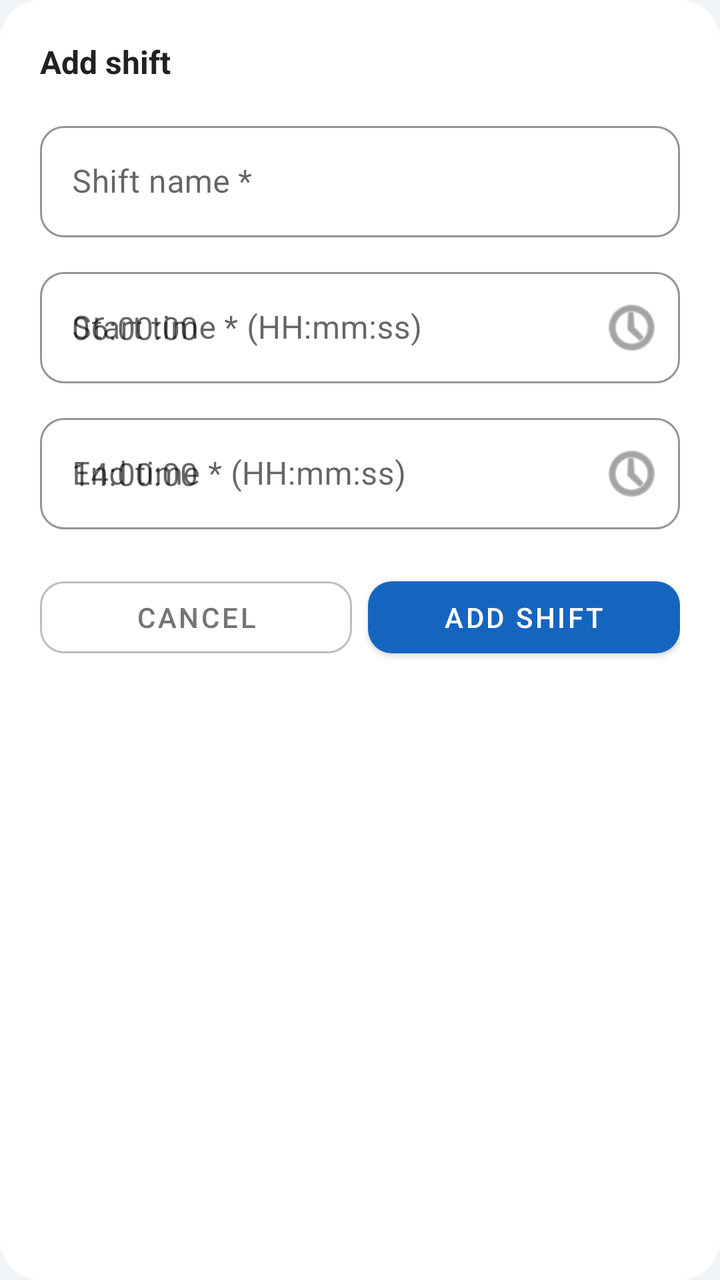
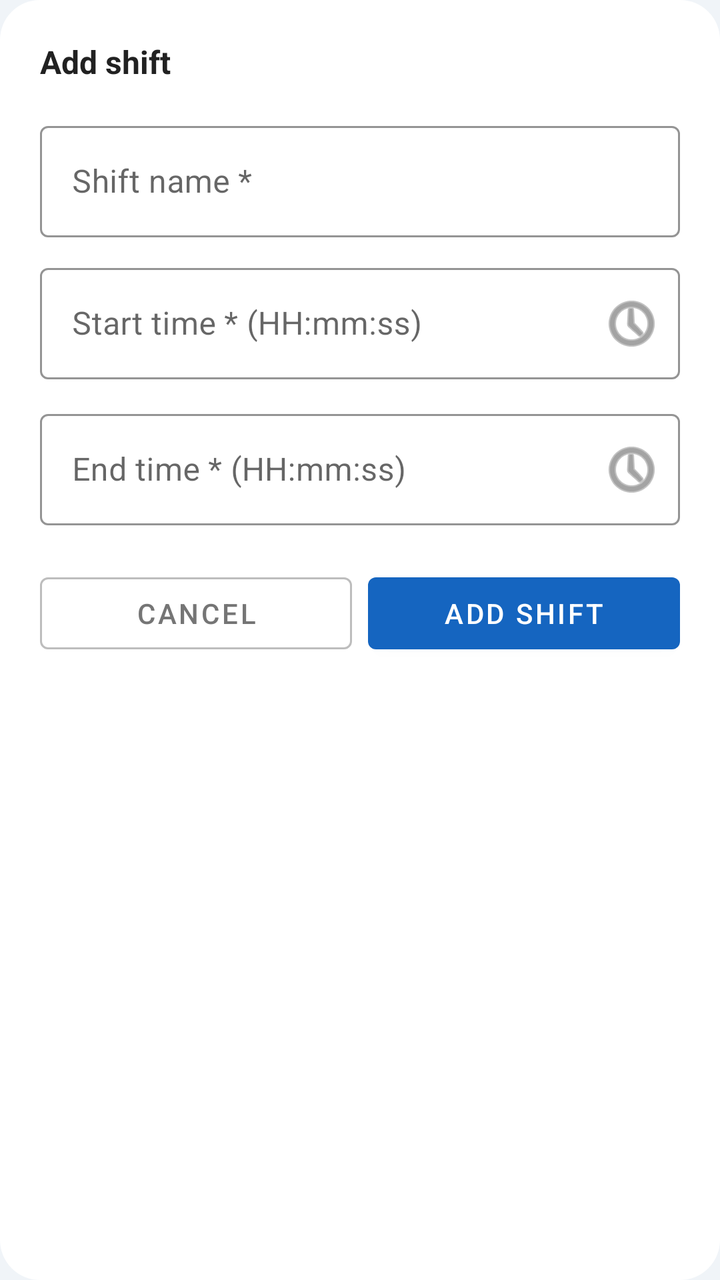

Two renders of the same Android screen: before a commit and after it. Below are the layout's source before the change and the commit's diff.
<!-- AndroidManifest.xml: application theme Theme.EmpManager -->
<!-- res/layout/dialog_add_shift.xml -->
<?xml version="1.0" encoding="utf-8"?>
<LinearLayout
    xmlns:android="http://schemas.android.com/apk/res/android"
    xmlns:app="http://schemas.android.com/apk/res-auto"
    android:layout_width="match_parent"
    android:layout_height="wrap_content"
    android:orientation="vertical"
    android:background="@drawable/bg_dialog"
    android:padding="20dp">

    <TextView
        android:layout_width="wrap_content"
        android:layout_height="wrap_content"
        android:text="Add shift"
        android:textSize="16sp"
        android:textStyle="bold"
        android:textColor="#212121"
        android:layout_marginBottom="16dp"/>

    
    <com.google.android.material.textfield.TextInputLayout
        android:id="@+id/tilShiftName"
        style="@style/Widget.MaterialComponents.TextInputLayout.OutlinedBox"
        android:layout_width="match_parent"
        android:layout_height="wrap_content"
        android:layout_marginBottom="12dp"
        android:hint="Shift name *"
        app:boxCornerRadiusTopStart="12dp"
        app:boxCornerRadiusTopEnd="12dp"
        app:boxCornerRadiusBottomStart="12dp"
        app:boxCornerRadiusBottomEnd="12dp"
        app:boxStrokeColor="#1565C0"
        app:hintTextColor="#1565C0">
        <com.google.android.material.textfield.TextInputEditText
            android:id="@+id/etShiftName"
            android:layout_width="match_parent"
            android:layout_height="wrap_content"
            android:inputType="textCapWords"/>
    </com.google.android.material.textfield.TextInputLayout>

    
    <com.google.android.material.textfield.TextInputLayout
        android:id="@+id/tilStartTime"
        style="@style/Widget.MaterialComponents.TextInputLayout.OutlinedBox"
        android:layout_width="match_parent"
        android:layout_height="wrap_content"
        android:layout_marginBottom="12dp"
        android:hint="Start time * (HH:mm:ss)"
        app:boxCornerRadiusTopStart="12dp"
        app:boxCornerRadiusTopEnd="12dp"
        app:boxCornerRadiusBottomStart="12dp"
        app:boxCornerRadiusBottomEnd="12dp"
        app:boxStrokeColor="#1565C0"
        app:hintTextColor="#1565C0"
        app:endIconMode="custom"
        app:endIconDrawable="@android:drawable/ic_menu_recent_history">
        <com.google.android.material.textfield.TextInputEditText
            android:id="@+id/etStartTime"
            android:layout_width="match_parent"
            android:layout_height="wrap_content"
            android:focusable="false"
            android:hint="06:00:00"/>
    </com.google.android.material.textfield.TextInputLayout>

    
    <com.google.android.material.textfield.TextInputLayout
        android:id="@+id/tilEndTime"
        style="@style/Widget.MaterialComponents.TextInputLayout.OutlinedBox"
        android:layout_width="match_parent"
        android:layout_height="wrap_content"
        android:layout_marginBottom="20dp"
        android:hint="End time * (HH:mm:ss)"
        app:boxCornerRadiusTopStart="12dp"
        app:boxCornerRadiusTopEnd="12dp"
        app:boxCornerRadiusBottomStart="12dp"
        app:boxCornerRadiusBottomEnd="12dp"
        app:boxStrokeColor="#1565C0"
        app:hintTextColor="#1565C0"
        app:endIconMode="custom"
        app:endIconDrawable="@android:drawable/ic_menu_recent_history">
        <com.google.android.material.textfield.TextInputEditText
            android:id="@+id/etEndTime"
            android:layout_width="match_parent"
            android:layout_height="wrap_content"
            android:focusable="false"
            android:hint="14:00:00"/>
    </com.google.android.material.textfield.TextInputLayout>

    
    <LinearLayout
        android:layout_width="match_parent"
        android:layout_height="wrap_content"
        android:orientation="horizontal">

        <com.google.android.material.button.MaterialButton
            android:id="@+id/btnCancelShift"
            style="@style/Widget.MaterialComponents.Button.OutlinedButton"
            android:layout_width="0dp"
            android:layout_height="48dp"
            android:layout_weight="1"
            android:layout_marginEnd="8dp"
            android:text="Cancel"
            android:textColor="#757575"
            app:strokeColor="#BDBDBD"
            app:cornerRadius="12dp"/>

        <com.google.android.material.button.MaterialButton
            android:id="@+id/btnSaveShift"
            android:layout_width="0dp"
            android:layout_height="48dp"
            android:layout_weight="1"
            android:text="Add shift"
            app:cornerRadius="12dp"
            app:backgroundTint="#1565C0"/>
    </LinearLayout>
</LinearLayout>
<!-- resources referenced by this layout -->
<resources>
  <!-- drawable bg_dialog (drawable) -->
  <?xml version="1.0" encoding="utf-8"?>
  <shape xmlns:android="http://schemas.android.com/apk/res/android"
      android:shape="rectangle">
      <solid android:color="#FFFFFF"/>
      <corners android:radius="20dp"/>
  </shape>
  <style name="Theme.EmpManager" parent="Theme.MaterialComponents.Light.NoActionBar">
          <item name="colorPrimary">@color/primary</item>
          <item name="colorPrimaryVariant">@color/primary_dark</item>
          <item name="colorOnPrimary">@color/white</item>
          <item name="colorSecondary">@color/accent</item>
          <item name="android:windowBackground">@color/background</item>
      </style>
  <color name="primary">#1565C0</color>
  <color name="primary_dark">#0D47A1</color>
  <color name="white">#FFFFFFFF</color>
  <color name="accent">#FF6F00</color>
  <color name="background">#F0F4F8</color>
</resources>

<!-- the commit's change to res/layout/dialog_add_shift.xml (unified diff, before → after) -->
@@ -23,12 +23,12 @@
         style="@style/Widget.MaterialComponents.TextInputLayout.OutlinedBox"
         android:layout_width="match_parent"
         android:layout_height="wrap_content"
-        android:layout_marginBottom="12dp"
+        android:layout_marginBottom="10dp"
         android:hint="Shift name *"
-        app:boxCornerRadiusTopStart="12dp"
-        app:boxCornerRadiusTopEnd="12dp"
-        app:boxCornerRadiusBottomStart="12dp"
-        app:boxCornerRadiusBottomEnd="12dp"
+        app:boxCornerRadiusTopStart="4dp"
+        app:boxCornerRadiusTopEnd="4dp"
+        app:boxCornerRadiusBottomStart="4dp"
+        app:boxCornerRadiusBottomEnd="4dp"
         app:boxStrokeColor="#1565C0"
         app:hintTextColor="#1565C0">
         <com.google.android.material.textfield.TextInputEditText
@@ -46,10 +46,10 @@
         android:layout_height="wrap_content"
         android:layout_marginBottom="12dp"
         android:hint="Start time * (HH:mm:ss)"
-        app:boxCornerRadiusTopStart="12dp"
-        app:boxCornerRadiusTopEnd="12dp"
-        app:boxCornerRadiusBottomStart="12dp"
-        app:boxCornerRadiusBottomEnd="12dp"
+        app:boxCornerRadiusTopStart="4dp"
+        app:boxCornerRadiusTopEnd="4dp"
+        app:boxCornerRadiusBottomStart="4dp"
+        app:boxCornerRadiusBottomEnd="4dp"
         app:boxStrokeColor="#1565C0"
         app:hintTextColor="#1565C0"
         app:endIconMode="custom"
@@ -59,7 +59,7 @@
             android:layout_width="match_parent"
             android:layout_height="wrap_content"
             android:focusable="false"
-            android:hint="06:00:00"/>
+            android:hint=""/>
     </com.google.android.material.textfield.TextInputLayout>
 
     
@@ -70,10 +70,10 @@
         android:layout_height="wrap_content"
         android:layout_marginBottom="20dp"
         android:hint="End time * (HH:mm:ss)"
-        app:boxCornerRadiusTopStart="12dp"
-        app:boxCornerRadiusTopEnd="12dp"
-        app:boxCornerRadiusBottomStart="12dp"
-        app:boxCornerRadiusBottomEnd="12dp"
+        app:boxCornerRadiusTopStart="4dp"
+        app:boxCornerRadiusTopEnd="4dp"
+        app:boxCornerRadiusBottomStart="4dp"
+        app:boxCornerRadiusBottomEnd="4dp"
         app:boxStrokeColor="#1565C0"
         app:hintTextColor="#1565C0"
         app:endIconMode="custom"
@@ -83,7 +83,7 @@
             android:layout_width="match_parent"
             android:layout_height="wrap_content"
             android:focusable="false"
-            android:hint="14:00:00"/>
+            android:hint=""/>
     </com.google.android.material.textfield.TextInputLayout>
 
     
@@ -96,21 +96,24 @@
             android:id="@+id/btnCancelShift"
             style="@style/Widget.MaterialComponents.Button.OutlinedButton"
             android:layout_width="0dp"
-            android:layout_height="48dp"
+            android:layout_height="wrap_content"
             android:layout_weight="1"
+            android:padding="5dp"
             android:layout_marginEnd="8dp"
             android:text="Cancel"
             android:textColor="#757575"
             app:strokeColor="#BDBDBD"
-            app:cornerRadius="12dp"/>
+            app:cornerRadius="4dp"/>
 
         <com.google.android.material.button.MaterialButton
             android:id="@+id/btnSaveShift"
             android:layout_width="0dp"
-            android:layout_height="48dp"
+            android:padding="5dp"
+
+            android:layout_height="wrap_content"
             android:layout_weight="1"
             android:text="Add shift"
-            app:cornerRadius="12dp"
+            app:cornerRadius="4dp"
             app:backgroundTint="#1565C0"/>
     </LinearLayout>
 </LinearLayout>
